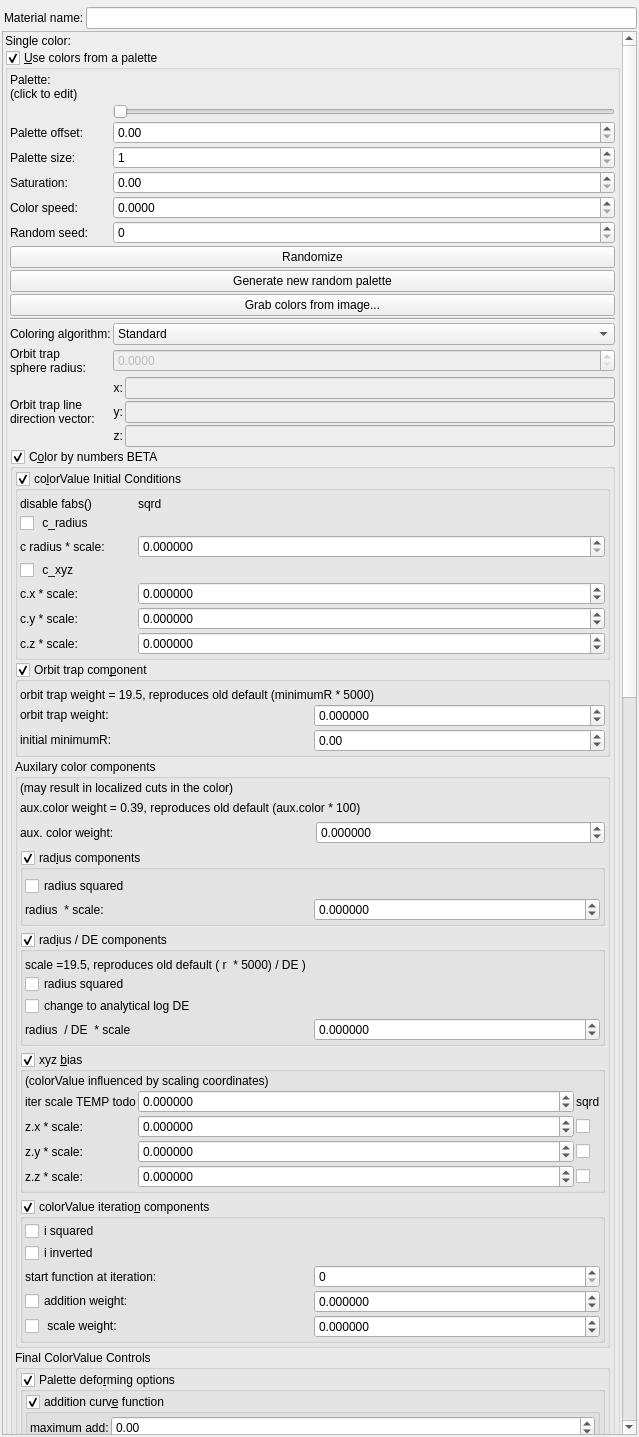
buddhi1980/mandelbulber2, file mandelbulber2/qt/material_editor.ui: the form before one commit.
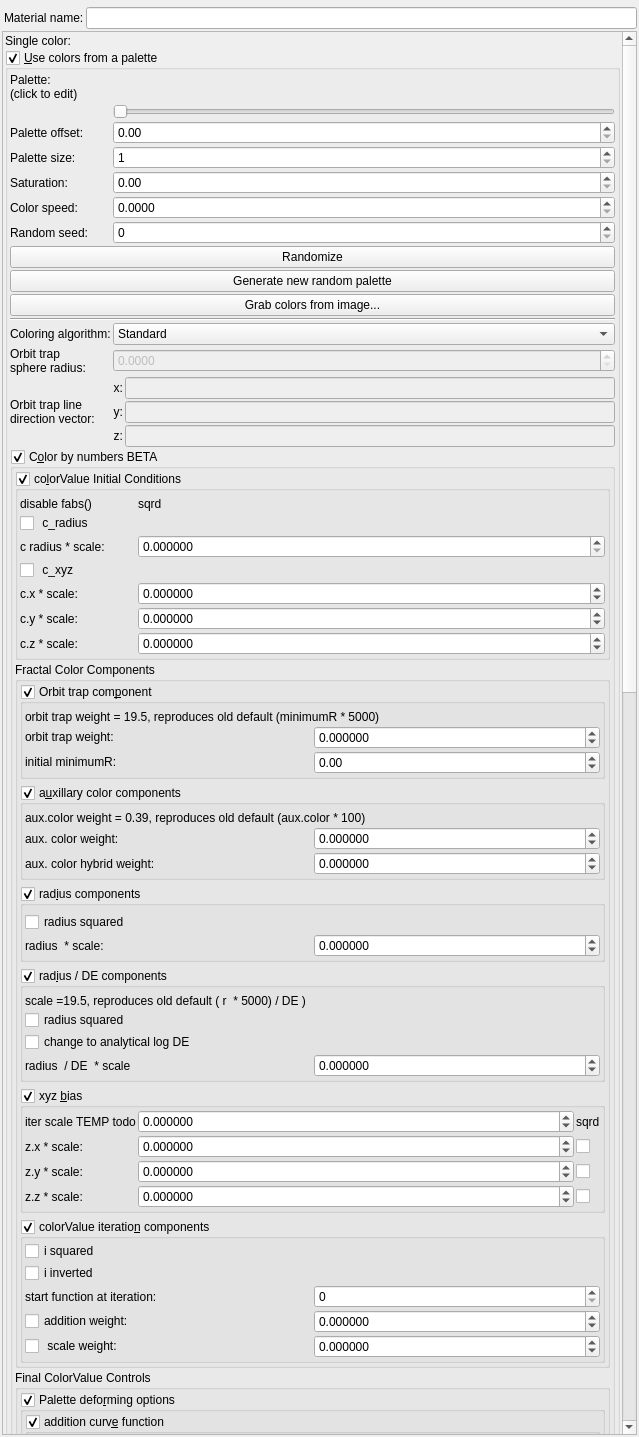
The form after the commit. Icons and pictures are not drawn. Custom widgets are drawn as their Qt base class.

Commit message: more color tool tips and some optimizing of code

```diff
--- a/mandelbulber2/qt/material_editor.ui
+++ b/mandelbulber2/qt/material_editor.ui
@@ -81,9 +81,9 @@
       <property name="geometry">
        <rect>
         <x>0</x>
-        <y>-104</y>
+        <y>-299</y>
         <width>619</width>
-        <height>3396</height>
+        <height>3416</height>
        </rect>
       </property>
       <layout class="QVBoxLayout" name="verticalLayout_2">
@@ -635,7 +635,7 @@
             <property name="checkable">
              <bool>true</bool>
             </property>
-            <layout class="QVBoxLayout" name="verticalLayout_29" stretch="0,0,0,0">
+            <layout class="QVBoxLayout" name="verticalLayout_29" stretch="0,0,0">
              <property name="spacing">
               <number>2</number>
              </property>
@@ -857,6 +857,24 @@
               </widget>
              </item>
              <item>
+              <widget class="QGroupBox" name="groupBox_2">
+               <property name="title">
+                <string>Fractal Color Components</string>
+               </property>
+               <layout class="QVBoxLayout" name="verticalLayout_4">
+                <property name="leftMargin">
+                 <number>2</number>
+                </property>
+                <property name="topMargin">
+                 <number>2</number>
+                </property>
+                <property name="rightMargin">
+                 <number>2</number>
+                </property>
+                <property name="bottomMargin">
+                 <number>2</number>
+                </property>
+                <item>
               <widget class="MyGroupBox" name="groupCheck_fractal_coloring_orbit_trap_true">
                <property name="enabled">
                 <bool>true</bool>
@@ -998,16 +1016,25 @@
               </widget>
              </item>
              <item>
-              <widget class="QGroupBox" name="groupBox_2">
+                 <widget class="MyGroupBox" name="groupCheck_fractal_coloring_aux_color_false">
+                  <property name="toolTip">
+                   <string>&lt;html&gt;&lt;head/&gt;&lt;body&gt;&lt;p&gt;ColorValue is derived from the radius of the point at termination.&lt;/p&gt;&lt;p&gt;Radius derived changes in colorValue are often inside the fractal. Can use with pseudoKleinian type structures.&lt;/p&gt;&lt;/body&gt;&lt;/html&gt;</string>
+                  </property>
                <property name="title">
-                <string>Auxilary color components</string>
-               </property>
-               <layout class="QVBoxLayout" name="verticalLayout_4">
+                   <string>a&amp;uxillary color components</string>
+                  </property>
+                  <property name="checkable">
+                   <bool>true</bool>
+                  </property>
+                  <layout class="QVBoxLayout" name="verticalLayout_43" stretch="0,0">
+                   <property name="spacing">
+                    <number>2</number>
+                   </property>
                 <property name="leftMargin">
                  <number>2</number>
                 </property>
                 <property name="topMargin">
-                 <number>2</number>
+                    <number>6</number>
                 </property>
                 <property name="rightMargin">
                  <number>2</number>
@@ -1015,19 +1042,6 @@
                 <property name="bottomMargin">
                  <number>2</number>
                 </property>
-                <item>
-                 <widget class="QLabel" name="label_75">
-                  <property name="font">
-                   <font>
-                    <weight>50</weight>
-                    <bold>false</bold>
-                   </font>
-                  </property>
-                  <property name="text">
-                   <string>(may result in localized cuts in the color)</string>
-                  </property>
-                 </widget>
-                </item>
                 <item>
                  <widget class="QLabel" name="label_83">
                   <property name="font">
@@ -1042,7 +1056,10 @@
                  </widget>
                 </item>
                 <item>
-                 <layout class="QGridLayout" name="gridLayout_2">
+                    <layout class="QGridLayout" name="gridLayout_24" columnstretch="0,0">
+                     <property name="spacing">
+                      <number>2</number>
+                     </property>
                   <item row="0" column="0">
                    <widget class="QLabel" name="label_58">
                     <property name="font">
@@ -1087,7 +1104,54 @@
                     </property>
                    </widget>
                   </item>
-                 </layout>
+                     <item row="1" column="0">
+                      <widget class="QLabel" name="label_59">
+                       <property name="font">
+                        <font>
+                         <weight>50</weight>
+                         <bold>false</bold>
+                        </font>
+                       </property>
+                       <property name="text">
+                        <string>aux. color hybrid weight:</string>
+                       </property>
+                      </widget>
+                     </item>
+                     <item row="1" column="1">
+                      <widget class="MyDoubleSpinBox" name="spinbox_fractal_coloring_aux_color_hybrid_weight">
+                       <property name="sizePolicy">
+                        <sizepolicy hsizetype="Minimum" vsizetype="Maximum">
+                         <horstretch>0</horstretch>
+                         <verstretch>0</verstretch>
+                        </sizepolicy>
+                       </property>
+                       <property name="toolTip">
+                        <string>&lt;html&gt;&lt;head/&gt;&lt;body&gt;&lt;p&gt;Use with fractals that have aux.color components. aux.color must be enabled on the formula UI.&lt;/p&gt;&lt;p&gt;&lt;br/&gt;&lt;/p&gt;&lt;p&gt;These functions update a running colorValue total, every iteration (may result in localized cuts in the color)&lt;/p&gt;&lt;/body&gt;&lt;/html&gt;</string>
+                       </property>
+                       <property name="prefix">
+                        <string/>
+                       </property>
+                       <property name="suffix">
+                        <string/>
+                       </property>
+                       <property name="decimals">
+                        <number>6</number>
+                       </property>
+                       <property name="minimum">
+                        <double>-9999.999900000000707</double>
+                       </property>
+                       <property name="maximum">
+                        <double>9999.999900000000707</double>
+                       </property>
+                       <property name="singleStep">
+                        <double>0.100000000000000</double>
+                       </property>
+                      </widget>
+                     </item>
+                    </layout>
+                   </item>
+                  </layout>
+                 </widget>
                 </item>
                 <item>
                  <widget class="MyGroupBox" name="groupCheck_fractal_coloring_rad_enabled_false">
@@ -1278,7 +1342,7 @@
                   <property name="checkable">
                    <bool>true</bool>
                   </property>
-                  <layout class="QVBoxLayout" name="verticalLayout_32" stretch="0,0">
+                  <layout class="QVBoxLayout" name="verticalLayout_32" stretch="0">
                    <property name="spacing">
                     <number>2</number>
                    </property>
@@ -1294,13 +1358,6 @@
                    <property name="bottomMargin">
                     <number>2</number>
                    </property>
-                   <item>
-                    <widget class="QLabel" name="label_49">
-                     <property name="text">
-                      <string>(colorValue influenced by scaling coordinates)</string>
-                     </property>
-                    </widget>
-                   </item>
                    <item>
                     <layout class="QGridLayout" name="gridLayout_16" columnstretch="0,1,0">
                      <property name="spacing">
```
Left out of the diff: 26 changed lines with no effect on the pictures. Lines whose indentation alone changed are shown as unchanged. The commit also changes 4 other files.
